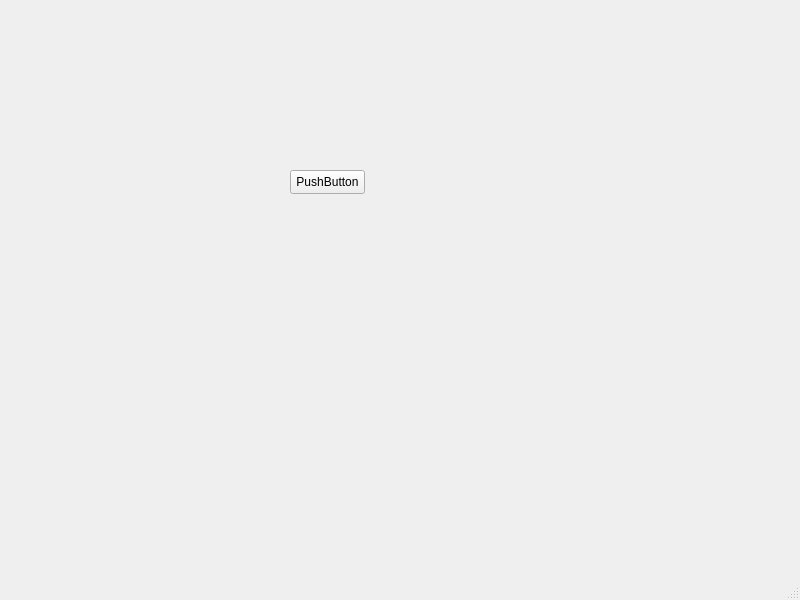
Old version of the form mainwindow.ui in the repository AStrizh/QTWordShuffle.
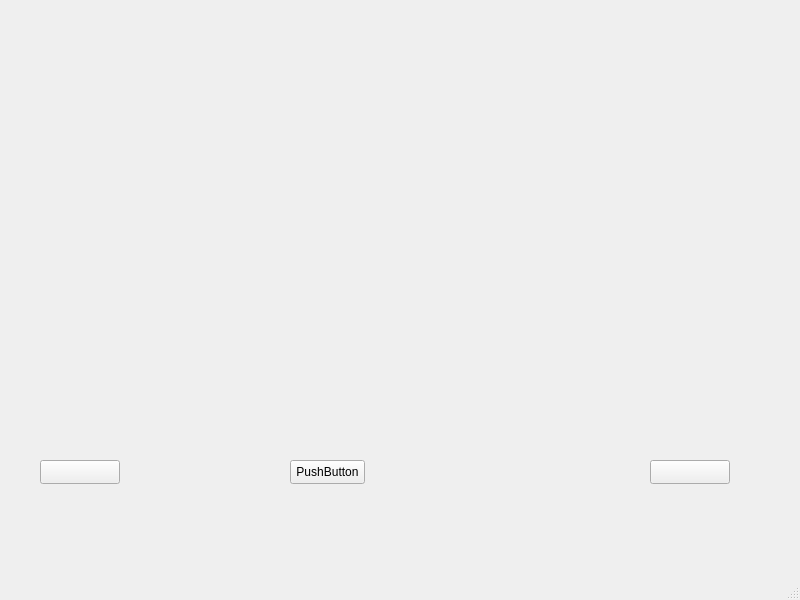
New version of the form.

Commit message: Added arrows for the user to skip or move to next

The edit to the form file:
```diff
--- a/mainwindow.ui
+++ b/mainwindow.ui
@@ -18,7 +18,7 @@
     <property name="geometry">
      <rect>
       <x>290</x>
-      <y>170</y>
+      <y>460</y>
       <width>75</width>
       <height>24</height>
      </rect>
@@ -27,6 +27,32 @@
      <string>PushButton</string>
     </property>
    </widget>
+   <widget class="QPushButton" name="red_arrow">
+    <property name="geometry">
+     <rect>
+      <x>40</x>
+      <y>460</y>
+      <width>80</width>
+      <height>24</height>
+     </rect>
+    </property>
+    <property name="text">
+     <string/>
+    </property>
+   </widget>
+   <widget class="QPushButton" name="green_arrow">
+    <property name="geometry">
+     <rect>
+      <x>650</x>
+      <y>460</y>
+      <width>80</width>
+      <height>24</height>
+     </rect>
+    </property>
+    <property name="text">
+     <string/>
+    </property>
+   </widget>
   </widget>
   <widget class="QMenuBar" name="menubar">
    <property name="geometry">
```
The commit also changes 5 other files.
